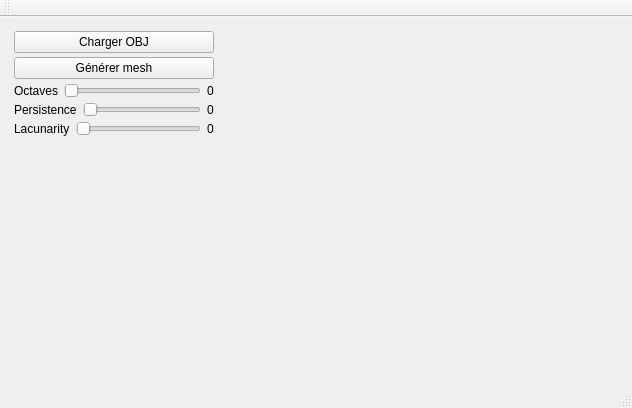
DARRIGOValentin/G-n-ration_de_terrain, file starterLight/mainwindow.ui: the form before one commit.
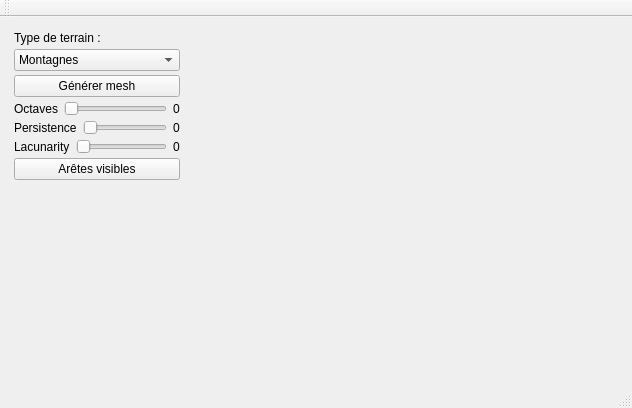
The form after the commit. Custom widgets are drawn as their Qt base class.

Commit message:
Affichage plus propre
C'est + propre

```diff
--- a/starterLight/mainwindow.ui
+++ b/starterLight/mainwindow.ui
@@ -46,18 +46,31 @@
         <number>3</number>
        </property>
        <item>
-        <widget class="QPushButton" name="pushButton_chargement">
-         <property name="minimumSize">
-          <size>
-           <width>200</width>
-           <height>0</height>
-          </size>
-         </property>
+        <widget class="QLabel" name="label_4">
          <property name="text">
-          <string>Charger OBJ</string>
+          <string>Type de terrain :</string>
          </property>
         </widget>
        </item>
+       <item>
+        <widget class="QComboBox" name="comboBox">
+         <item>
+          <property name="text">
+           <string>Montagnes</string>
+          </property>
+         </item>
+         <item>
+          <property name="text">
+           <string>Plaines</string>
+          </property>
+         </item>
+         <item>
+          <property name="text">
+           <string>Archipel</string>
+          </property>
+         </item>
+        </widget>
+       </item>
        <item>
         <widget class="QPushButton" name="pushButton_generer">
          <property name="text">
@@ -77,7 +90,7 @@
          <item>
           <widget class="QSlider" name="octavesSlider">
            <property name="maximum">
-            <number>100</number>
+            <number>10</number>
            </property>
            <property name="orientation">
             <enum>Qt::Horizontal</enum>
@@ -105,7 +118,7 @@
          <item>
           <widget class="QSlider" name="persistenceSlider">
            <property name="maximum">
-            <number>50</number>
+            <number>30</number>
            </property>
            <property name="orientation">
             <enum>Qt::Horizontal</enum>
@@ -133,7 +146,7 @@
          <item>
           <widget class="QSlider" name="lacunaritySlider">
            <property name="maximum">
-            <number>80</number>
+            <number>60</number>
            </property>
            <property name="orientation">
             <enum>Qt::Horizontal</enum>
@@ -149,6 +162,13 @@
          </item>
         </layout>
        </item>
+       <item>
+        <widget class="QPushButton" name="pushButton_aretes">
+         <property name="text">
+          <string>Arêtes visibles</string>
+         </property>
+        </widget>
+       </item>
        <item>
         <spacer name="verticalSpacer">
          <property name="orientation">
```
The commit also changes 2 other files.
